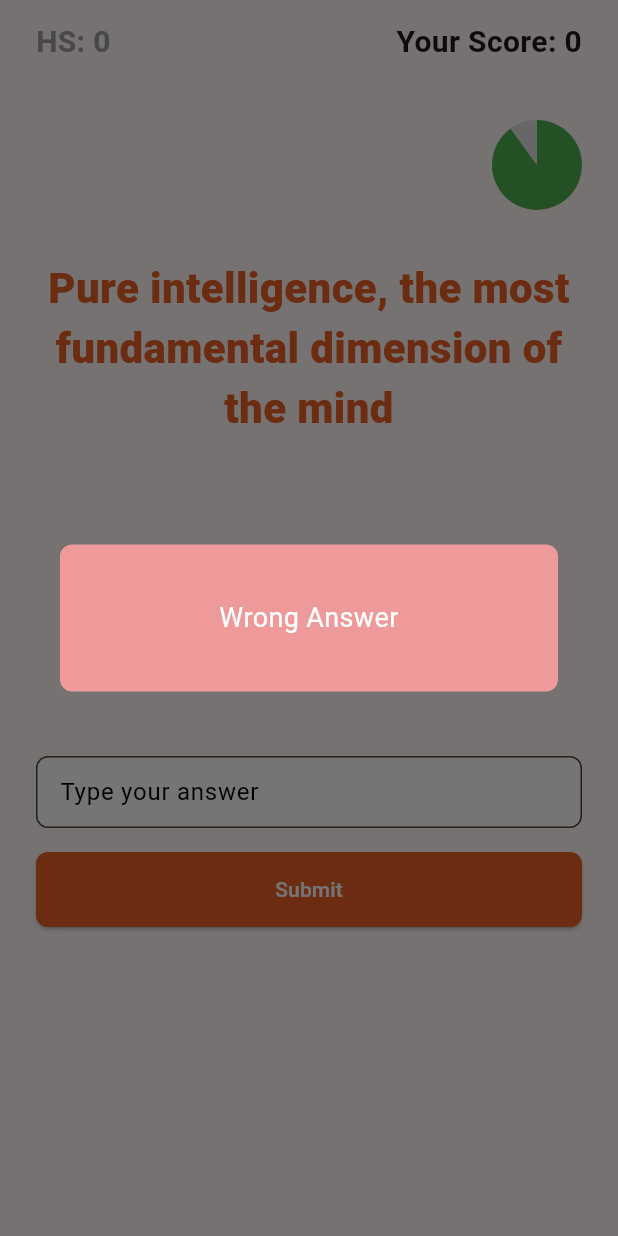
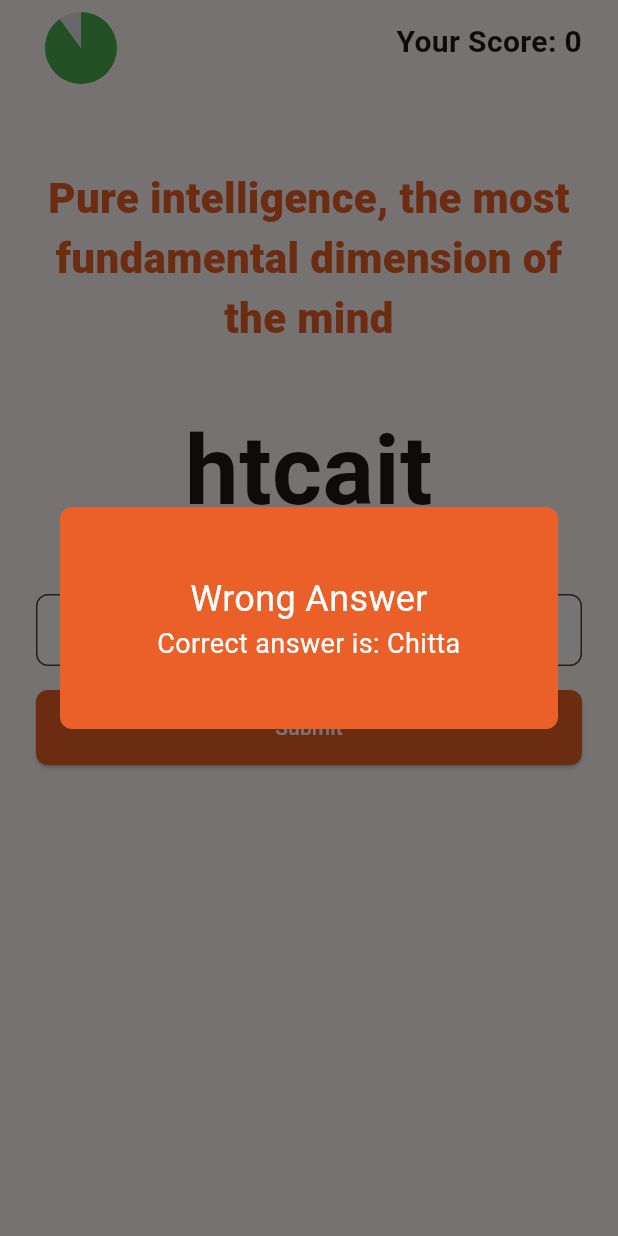
Before and after one commit to shetty456/mumbojumbo, a Flutter app: the GameZoneScreen screen opened by its route, after a tap on "Submit", on a phone screen of 412 x 824 dp. Run offline on Flutter 3.47's test engine with Material 3 defaults, Android fonts, the phone set to English and light mode, and no system bars; our stand-ins replace audioplayers, cloud_firestore, confetti, firebase_core, flutter_animate, flutter_hooks and 5 more; accounts and stored records are empty; generated files the repository leaves out were written again.

Commit message:
modify gamezone screen

```diff
--- a/lib/screens/gamezone_screen.dart
+++ b/lib/screens/gamezone_screen.dart
@@ -1,4 +1,5 @@
 import 'dart:async';
+import 'package:audioplayers/audioplayers.dart';
 import 'package:flutter/material.dart';
 import 'package:flutter_hooks/flutter_hooks.dart';
 import 'package:go_router/go_router.dart';
@@ -10,6 +11,7 @@ import 'dart:math';
 import 'package:mumbojumbo/common/router.dart';
 import 'package:cloud_firestore/cloud_firestore.dart';
 import 'package:mumbojumbo/main.dart';
+import 'package:mumbojumbo/screens/onboarding_screen.dart';
 
 class GameZoneScreen extends HookWidget {
   const GameZoneScreen({super.key});
@@ -37,6 +39,9 @@ class GameZoneScreen extends HookWidget {
     final isButtonEnabled = useState<bool>(false);
     final progressValue = useState(1.0);
 
+    // Initialize the audio player
+    final audioPlayer = useState(AudioPlayer());
+
     useEffect(() {
       void listener() {
         isButtonEnabled.value = controller.text.isNotEmpty;
@@ -46,13 +51,17 @@ class GameZoneScreen extends HookWidget {
       return () => controller.removeListener(listener);
     }, [controller]);
 
-    final animationController = useAnimationController(
-      duration: const Duration(seconds: 5),
-    );
+    // Function to play ticking sound
+    Future<void> playTickingSound() async {
+      await audioPlayer.value
+          .play(AssetSource('sounds/bg_music.mp3'), volume: 1.0);
+      audioPlayer.value.setReleaseMode(ReleaseMode.loop); // Loop the sound
+    }
 
-    final animation = useMemoized(() {
-      return Tween<double>(begin: 1.0, end: 0.0).animate(animationController);
-    }, [animationController]);
+    // Function to stop the ticking sound
+    Future<void> stopTickingSound() async {
+      await audioPlayer.value.stop();
+    }
 
     String jumbleWord(String word) {
       List<String> characters = word.split('');
@@ -174,12 +183,16 @@ class GameZoneScreen extends HookWidget {
 
     void submitAnswer(String answer) {
       if (answer.toLowerCase() == correctAnswer.value.toLowerCase()) {
+        ScaffoldMessenger.of(context).showSnackBar(const SnackBar(
+          content: Text('Rightly Guessed'),
+          duration: Duration(seconds: 2),
+        ));
         // Calculate score based on time left
         final int points = calculateScore(30 - timeLeft.value);
         score.value += points; // Add points to total score
         nextQuestion();
       } else {
-        showCenterModal(context, endGame);
+        showCenterModal(context, endGame, correctAnswer.value);
       }
     }
 
@@ -201,13 +214,10 @@ class GameZoneScreen extends HookWidget {
         automaticallyImplyLeading: false,
         actions: [
           Padding(
-            padding: const EdgeInsets.only(left: 24.0),
-            child: Text(
-              'HS: ${score.value}',
-              style: TextStyle(
-                  fontSize: 20,
-                  fontWeight: FontWeight.bold,
-                  color: Colors.grey.shade500),
+            padding: const EdgeInsets.only(left: 24.0, top: 8.0),
+            child: CustomPaint(
+              size: const Size(60, 60), // Adjust the size of the pie chart
+              painter: PieChartPainter(progressValue.value, getPieColor()),
             ),
           ),
           const Spacer(),
@@ -230,32 +240,6 @@ class GameZoneScreen extends HookWidget {
             child: Column(
               crossAxisAlignment: CrossAxisAlignment.stretch,
               children: [
-                // ClipRRect(
-                //   borderRadius: BorderRadius.circular(8),
-                //   child: AnimatedBuilder(
-                //     animation: animation,
-                //     builder: (context, child) {
-                //       return LinearProgressIndicator(
-                //         value: animation.value,
-                //         color: Colors.green,
-                //         backgroundColor: Colors.grey,
-                //       );
-                //     },
-                //   ),
-                // ),
-                // const SizedBox(height: 32),
-                Row(
-                  children: [
-                    const Spacer(),
-                    CustomPaint(
-                      size: const Size(
-                          60, 60), // Adjust the size of the pie chart
-                      painter:
-                          PieChartPainter(progressValue.value, getPieColor()),
-                    ),
-                  ],
-                ),
-
                 const SizedBox(height: 32),
                 Text(
                   currentHint.value,
@@ -265,14 +249,14 @@ class GameZoneScreen extends HookWidget {
                       fontWeight: FontWeight.w900),
                   textAlign: TextAlign.center,
                 ),
-                const SizedBox(height: 60),
+                vHeight(36),
                 Text(
                   textAlign: TextAlign.center,
                   currentAnagram.value.toLowerCase(),
                   style: const TextStyle(
                       fontSize: 64, fontWeight: FontWeight.bold),
                 ),
-                const SizedBox(height: 60),
+                vHeight(36),
                 TextField(
                   controller: controller,
                   focusNode: focusNode,
@@ -307,7 +291,8 @@ class GameZoneScreen extends HookWidget {
     );
   }
 
-  void showCenterModal(BuildContext context, Function callback) {
+  void showCenterModal(
+      BuildContext context, Function callback, String correctAnswer) {
     showDialog(
       context: context,
       barrierDismissible: false, // Prevent dismissal by tapping outside
@@ -325,17 +310,27 @@ class GameZoneScreen extends HookWidget {
               8,
             ), // Adjust this value for rounded corners
           ),
-          backgroundColor: Colors.red.shade200,
-          child: const Padding(
-            padding: EdgeInsets.all(24.0),
+          backgroundColor: spcolor,
+          child: Padding(
+            padding: const EdgeInsets.all(24.0),
             child: SizedBox(
-              height: 50,
+              height: 100,
               width: double.infinity,
               child: Center(
-                child: Text(
-                  'Wrong Answer',
-                  textAlign: TextAlign.center,
-                  style: TextStyle(fontSize: 18, color: Colors.white),
+                child: Column(
+                  mainAxisAlignment: MainAxisAlignment.center,
+                  children: [
+                    const Text(
+                      'Wrong Answer',
+                      textAlign: TextAlign.center,
+                      style: TextStyle(fontSize: 24, color: Colors.white),
+                    ),
+                    Text(
+                      'Correct answer is: $correctAnswer',
+                      textAlign: TextAlign.center,
+                      style: const TextStyle(fontSize: 18, color: Colors.white),
+                    ),
+                  ],
                 ),
               ),
             ),
```
